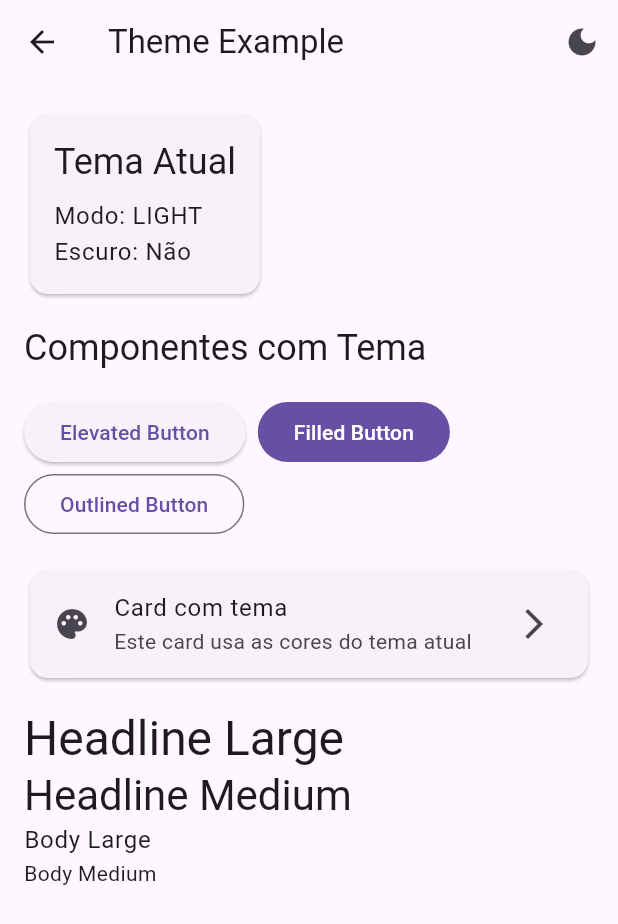
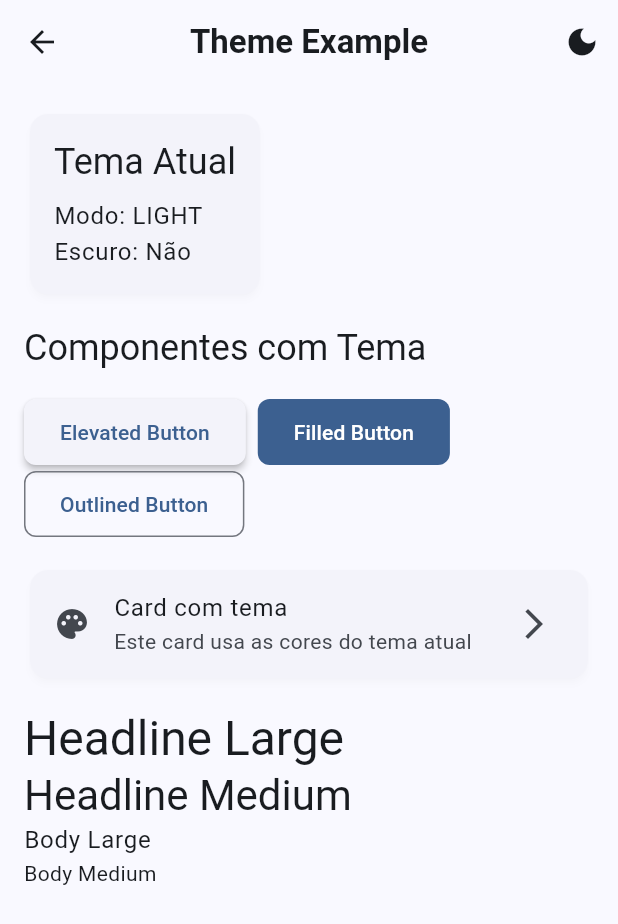
Before and after one commit to AndreWar10/safe-qr, a Flutter app: the ThemeExamplePage screen opened directly, after a tap on the "light mode" icon, on a phone screen of 412 x 824 dp. Shown: the top 924 px of the screen. Run offline on Flutter 3.47's test engine with Material 3 defaults, Android fonts, the phone set to English and light mode, and no system bars; our stand-ins replace equatable, flutter_bloc, get_it, shared_preferences; accounts and stored records are empty.

Commit message:
feat -> dark & light themes

```diff
--- /dev/null
+++ b/safe_qr_app/devtools_options.yaml
@@ -0,0 +1,3 @@
+description: This file stores settings for Dart & Flutter DevTools.
+documentation: https://docs.flutter.dev/tools/devtools/extensions#configure-extension-enablement-states
+extensions:
--- a/safe_qr_app/lib/core/my_app.dart
+++ b/safe_qr_app/lib/core/my_app.dart
@@ -9,10 +9,16 @@ class MyApp extends StatelessWidget {
   @override
   Widget build(BuildContext context) {
     return ThemeWrapper(
-      child: MaterialApp(
-        title: 'Safe QR App',
-        onGenerateRoute: AppRouter.generateRoute,
-        initialRoute: AppRoutes.home,
+      child: Builder(
+        builder: (context) {
+          return MaterialApp(
+            title: 'Safe QR App',
+            debugShowCheckedModeBanner: false,
+            theme: Theme.of(context),
+            onGenerateRoute: AppRouter.generateRoute,
+            initialRoute: AppRoutes.home,
+          );
+        },
       ),
     );
   }
--- /dev/null
+++ b/safe_qr_app/lib/core/theme/presentation/themes/app_theme.dart
@@ -0,0 +1,294 @@
+import 'package:flutter/material.dart';
+
+class AppTheme {
+  static const Color _primaryBlue = Color(0xFF1976D2);
+
+  static ThemeData get lightTheme {
+    final colorScheme = ColorScheme.fromSeed(
+      seedColor: _primaryBlue,
+      brightness: Brightness.light,
+    );
+
+    return ThemeData(
+      useMaterial3: true,
+      colorScheme: colorScheme,
+      brightness: Brightness.light,
+
+      appBarTheme: AppBarTheme(
+        centerTitle: true,
+        elevation: 0,
+        scrolledUnderElevation: 1,
+        backgroundColor: colorScheme.surface,
+        foregroundColor: colorScheme.onSurface,
+        titleTextStyle: TextStyle(
+          fontSize: 22,
+          fontWeight: FontWeight.w600,
+          color: colorScheme.onSurface,
+        ),
+      ),
+
+      cardTheme: CardThemeData(
+        elevation: 2,
+        shadowColor: colorScheme.shadow.withOpacity(0.1),
+        shape: RoundedRectangleBorder(
+          borderRadius: BorderRadius.circular(12),
+        ),
+      ),
+
+      elevatedButtonTheme: ElevatedButtonThemeData(
+        style: ElevatedButton.styleFrom(
+          elevation: 2,
+          padding: const EdgeInsets.symmetric(horizontal: 24, vertical: 12),
+          shape: RoundedRectangleBorder(
+            borderRadius: BorderRadius.circular(8),
+          ),
+        ),
+      ),
+
+      filledButtonTheme: FilledButtonThemeData(
+        style: FilledButton.styleFrom(
+          padding: const EdgeInsets.symmetric(horizontal: 24, vertical: 12),
+          shape: RoundedRectangleBorder(
+            borderRadius: BorderRadius.circular(8),
+          ),
+        ),
+      ),
+
+      outlinedButtonTheme: OutlinedButtonThemeData(
+        style: OutlinedButton.styleFrom(
+          padding: const EdgeInsets.symmetric(horizontal: 24, vertical: 12),
+          shape: RoundedRectangleBorder(
+            borderRadius: BorderRadius.circular(8),
+          ),
+        ),
+      ),
+
+      textButtonTheme: TextButtonThemeData(
+        style: TextButton.styleFrom(
+          padding: const EdgeInsets.symmetric(horizontal: 16, vertical: 8),
+          shape: RoundedRectangleBorder(
+            borderRadius: BorderRadius.circular(8),
+          ),
+        ),
+      ),
+
+      inputDecorationTheme: InputDecorationTheme(
+        filled: true,
+        fillColor: colorScheme.surfaceContainerHighest,
+        border: OutlineInputBorder(
+          borderRadius: BorderRadius.circular(8),
+          borderSide: BorderSide.none,
+        ),
+        enabledBorder: OutlineInputBorder(
+          borderRadius: BorderRadius.circular(8),
+          borderSide: BorderSide(color: colorScheme.outline.withOpacity(0.5)),
+        ),
+        focusedBorder: OutlineInputBorder(
+          borderRadius: BorderRadius.circular(8),
+          borderSide: BorderSide(color: colorScheme.primary, width: 2),
+        ),
+        errorBorder: OutlineInputBorder(
+          borderRadius: BorderRadius.circular(8),
+          borderSide: BorderSide(color: colorScheme.error),
+        ),
+        contentPadding: const EdgeInsets.symmetric(horizontal: 16, vertical: 12),
+      ),
+
+      floatingActionButtonTheme: FloatingActionButtonThemeData(
+        elevation: 4,
+        shape: RoundedRectangleBorder(
+          borderRadius: BorderRadius.circular(16),
+        ),
+      ),
+
+      bottomNavigationBarTheme: BottomNavigationBarThemeData(
+        elevation: 8,
+        backgroundColor: colorScheme.surface,
+        selectedItemColor: colorScheme.primary,
+        unselectedItemColor: colorScheme.onSurfaceVariant,
+        type: BottomNavigationBarType.fixed,
+      ),
+
+      chipTheme: ChipThemeData(
+        backgroundColor: colorScheme.surfaceContainerHighest,
+        selectedColor: colorScheme.secondaryContainer,
+        labelStyle: TextStyle(color: colorScheme.onSurface),
+        shape: RoundedRectangleBorder(
+          borderRadius: BorderRadius.circular(8),
+        ),
+      ),
+
+      switchTheme: SwitchThemeData(
+        thumbColor: MaterialStateProperty.resolveWith((states) {
+          if (states.contains(MaterialState.selected)) {
+            return colorScheme.primary;
+          }
+          return colorScheme.outline;
+        }),
+        trackColor: MaterialStateProperty.resolveWith((states) {
+          if (states.contains(MaterialState.selected)) {
+            return colorScheme.primary.withOpacity(0.5);
+          }
+          return colorScheme.surfaceContainerHighest;
+        }),
+      ),
+
+      dividerTheme: DividerThemeData(
+        color: colorScheme.outline.withOpacity(0.2),
+        thickness: 1,
+        space: 1,
+      ),
+    );
+  }
+
+  static ThemeData get darkTheme {
+    final colorScheme = ColorScheme.fromSeed(
+      seedColor: _primaryBlue,
+      brightness: Brightness.dark,
+    ).copyWith(
+      surface: const Color(0xFF0A0A0A),
+      surfaceContainer: const Color(0xFF121212),
+      surfaceContainerHigh: const Color(0xFF1A1A1A),
+      surfaceContainerHighest: const Color(0xFF242424),
+      onSurface: Colors.white,
+      onSurfaceVariant: Colors.grey.shade300,
+      outline: Colors.grey.shade700,
+      shadow: Colors.black,
+      background: const Color(0xFF0A0A0A),
+      error: const Color(0xFFCF6679),
+    );
+
+    return ThemeData(
+      useMaterial3: true,
+      colorScheme: colorScheme,
+      brightness: Brightness.dark,
+      scaffoldBackgroundColor: const Color(0xFF0A0A0A),
+
+      appBarTheme: const AppBarTheme(
+        centerTitle: true,
+        elevation: 0,
+        scrolledUnderElevation: 1,
+        backgroundColor: Color(0xFF121212),
+        foregroundColor: Colors.white,
+        titleTextStyle: TextStyle(
+          fontSize: 22,
+          fontWeight: FontWeight.w600,
+          color: Colors.white,
+        ),
+      ),
+
+      cardTheme: CardThemeData(
+        elevation: 4,
+        shadowColor: Colors.black.withOpacity(0.8),
+        color: const Color(0xFF1A1A1A),
+        shape: RoundedRectangleBorder(
+          borderRadius: BorderRadius.circular(12),
+        ),
+      ),
+
+      elevatedButtonTheme: ElevatedButtonThemeData(
+        style: ElevatedButton.styleFrom(
+          elevation: 2,
+          padding: const EdgeInsets.symmetric(horizontal: 24, vertical: 12),
+          shape: RoundedRectangleBorder(
+            borderRadius: BorderRadius.circular(8),
+          ),
+        ),
+      ),
+
+      filledButtonTheme: FilledButtonThemeData(
+        style: FilledButton.styleFrom(
+          padding: const EdgeInsets.symmetric(horizontal: 24, vertical: 12),
+          shape: RoundedRectangleBorder(
+            borderRadius: BorderRadius.circular(8),
+          ),
+        ),
+      ),
+
+      outlinedButtonTheme: OutlinedButtonThemeData(
+        style: OutlinedButton.styleFrom(
+          padding: const EdgeInsets.symmetric(horizontal: 24, vertical: 12),
+          shape: RoundedRectangleBorder(
+            borderRadius: BorderRadius.circular(8),
+          ),
+        ),
+      ),
+
+      textButtonTheme: TextButtonThemeData(
+        style: TextButton.styleFrom(
+          padding: const EdgeInsets.symmetric(horizontal: 16, vertical: 8),
+          shape: RoundedRectangleBorder(
+            borderRadius: BorderRadius.circular(8),
+          ),
+        ),
+      ),
+
+      inputDecorationTheme: InputDecorationTheme(
+        filled: true,
+        fillColor: const Color(0xFF242424),
+        border: OutlineInputBorder(
+          borderRadius: BorderRadius.circular(8),
+          borderSide: BorderSide.none,
+        ),
+        enabledBorder: OutlineInputBorder(
+          borderRadius: BorderRadius.circular(8),
+          borderSide: BorderSide(color: Colors.grey.shade700),
+        ),
+        focusedBorder: OutlineInputBorder(
+          borderRadius: BorderRadius.circular(8),
+          borderSide: const BorderSide(color: _primaryBlue, width: 2),
+        ),
+        errorBorder: OutlineInputBorder(
+          borderRadius: BorderRadius.circular(8),
+          borderSide: const BorderSide(color: Color(0xFFCF6679)),
+        ),
+        contentPadding: const EdgeInsets.symmetric(horizontal: 16, vertical: 12),
+      ),
+
+      floatingActionButtonTheme: FloatingActionButtonThemeData(
+        elevation: 4,
+        shape: RoundedRectangleBorder(
+          borderRadius: BorderRadius.circular(16),
+        ),
+      ),
+
+      bottomNavigationBarTheme: const BottomNavigationBarThemeData(
+        elevation: 8,
+        backgroundColor: Color(0xFF121212),
+        selectedItemColor: _primaryBlue,
+        unselectedItemColor: Colors.grey,
+        type: BottomNavigationBarType.fixed,
+      ),
+
+      chipTheme: ChipThemeData(
+        backgroundColor: const Color(0xFF242424),
+        selectedColor: colorScheme.secondaryContainer,
+        labelStyle: const TextStyle(color: Colors.white),
+        shape: RoundedRectangleBorder(
+          borderRadius: BorderRadius.circular(8),
+        ),
+      ),
+
+      switchTheme: SwitchThemeData(
+        thumbColor: MaterialStateProperty.resolveWith((states) {
+          if (states.contains(MaterialState.selected)) {
+            return _primaryBlue;
+          }
+          return Colors.grey.shade600;
+        }),
+        trackColor: MaterialStateProperty.resolveWith((states) {
+          if (states.contains(MaterialState.selected)) {
+            return _primaryBlue.withOpacity(0.5);
+          }
+          return const Color(0xFF242424);
+        }),
+      ),
+
+      dividerTheme: DividerThemeData(
+        color: Colors.grey.shade800,
+        thickness: 1,
+        space: 1,
+      ),
+    );
+  }
+}
--- a/safe_qr_app/lib/core/theme/presentation/widgets/theme_wrapper.dart
+++ b/safe_qr_app/lib/core/theme/presentation/widgets/theme_wrapper.dart
@@ -4,6 +4,7 @@ import '../bloc/theme_bloc.dart';
 import '../bloc/theme_event.dart';
 import '../bloc/theme_state.dart';
 import '../../domain/entities/theme_mode.dart';
+import '../themes/app_theme.dart';
 import '../../../../injection.dart';
 
 class ThemeWrapper extends StatelessWidget {
@@ -24,7 +25,6 @@ class ThemeWrapper extends StatelessWidget {
             );
           }
 
-          // Fallback para tema escuro enquanto carrega
           return Theme(
             data: _getThemeData(true),
             child: child,
@@ -35,18 +35,10 @@ class ThemeWrapper extends StatelessWidget {
   }
 
   ThemeData _getThemeData(bool isDark) {
-    return ThemeData(
-      brightness: isDark ? Brightness.dark : Brightness.light,
-      colorScheme: ColorScheme.fromSeed(
-        seedColor: Colors.deepPurple,
-        brightness: isDark ? Brightness.dark : Brightness.light,
-      ),
-      useMaterial3: true,
-    );
+    return isDark ? AppTheme.darkTheme : AppTheme.lightTheme;
   }
 }
 
-// Extensão para facilitar o acesso ao ThemeBloc
 extension ThemeBlocExtension on BuildContext {
   ThemeBloc get themeBloc => read<ThemeBloc>();
 
--- a/safe_qr_app/lib/features/home/presentation/pages/home_page.dart
+++ b/safe_qr_app/lib/features/home/presentation/pages/home_page.dart
@@ -6,8 +6,87 @@ class HomePage extends StatelessWidget {
   @override
   Widget build(BuildContext context) {
     return Scaffold(
-      appBar: AppBar(title: const Text('Home')),
-      body: Container(),
+      backgroundColor: Theme.of(context).scaffoldBackgroundColor,
+      appBar: AppBar(
+        title: const Text('Safe QR App'),
+        centerTitle: true,
+      ),
+      body: Padding(
+        padding: const EdgeInsets.all(16.0),
+        child: Column(
+          crossAxisAlignment: CrossAxisAlignment.stretch,
+          children: [
+            Text(
+              'Bem-vindo ao Safe QR App!',
+              style: Theme.of(context).textTheme.headlineMedium?.copyWith(
+                color: Theme.of(context).colorScheme.primary,
+                fontWeight: FontWeight.bold,
+              ),
+              textAlign: TextAlign.center,
+            ),
+            const SizedBox(height: 24),
+
+            Card(
+              child: Padding(
+                padding: const EdgeInsets.all(16.0),
+                child: Column(
+                  crossAxisAlignment: CrossAxisAlignment.start,
+                  children: [
+                    Text(
+                      '🎨 Demo do Tema',
+                      style: Theme.of(context).textTheme.titleLarge,
+                    ),
+                    const SizedBox(height: 8),
+                    Text(
+                      'Veja o tema Material 3 com cor azul em ação!',
+                      style: Theme.of(context).textTheme.bodyMedium,
+                    ),
+                    const SizedBox(height: 16),
+                    SizedBox(
+                      width: double.infinity,
+                      child: FilledButton.icon(
+                        onPressed: () {
+                          ScaffoldMessenger.of(context).showSnackBar(
+                            const SnackBar(
+                              content: Text('Demo do tema em desenvolvimento!'),
+                              backgroundColor: Colors.blue,
+                            ),
+                          );
+                        },
+                        icon: const Icon(Icons.palette),
+                        label: const Text('Ver Demo do Tema'),
+                      ),
+                    ),
+                  ],
+                ),
+              ),
+            ),
+
+            const SizedBox(height: 16),
+
+            Card(
+              child: Padding(
+                padding: const EdgeInsets.all(16.0),
+                child: Column(
+                  crossAxisAlignment: CrossAxisAlignment.start,
+                  children: [
+                    Text(
+                      '🚀 Recursos',
+                      style: Theme.of(context).textTheme.titleLarge,
+                    ),
+                    const SizedBox(height: 8),
+                    const Text('✅ Sistema de temas (Light/Dark)'),
+                    const Text('✅ Material 3 Design'),
+                    const Text('✅ Cor base azul'),
+                    const Text('✅ Sistema de logs'),
+                    const Text('✅ Clean Architecture'),
+                  ],
+                ),
+              ),
+            ),
+          ],
+        ),
+      ),
     );
   }
 }
--- a/safe_qr_app/lib/injection.dart
+++ b/safe_qr_app/lib/injection.dart
@@ -10,16 +10,11 @@ import 'core/logger/domain/repositories/logger_repository.dart';
 import 'core/logger/domain/usecases/log_message.dart';
 import 'core/logger/domain/services/logger_service.dart';
 
-/// Service Locator global da aplicação
 final getIt = GetIt.instance;
 
-/// Configura todas as dependências da aplicação
 Future<void> configureDependencies() async {
-  // External dependencies
   final prefs = await SharedPreferences.getInstance();
   getIt.registerSingleton<SharedPreferences>(prefs);
-
-  // Theme dependencies
   getIt.registerLazySingleton<ThemeRepository>(
     () => ThemeRepositoryImpl(getIt<SharedPreferences>()),
   );
@@ -39,7 +34,6 @@ Future<void> configureDependencies() async {
     ),
   );
 
-  // Logger dependencies
   getIt.registerLazySingleton<LoggerRepository>(
     () => LoggerRepositoryImpl(),
   );
```
